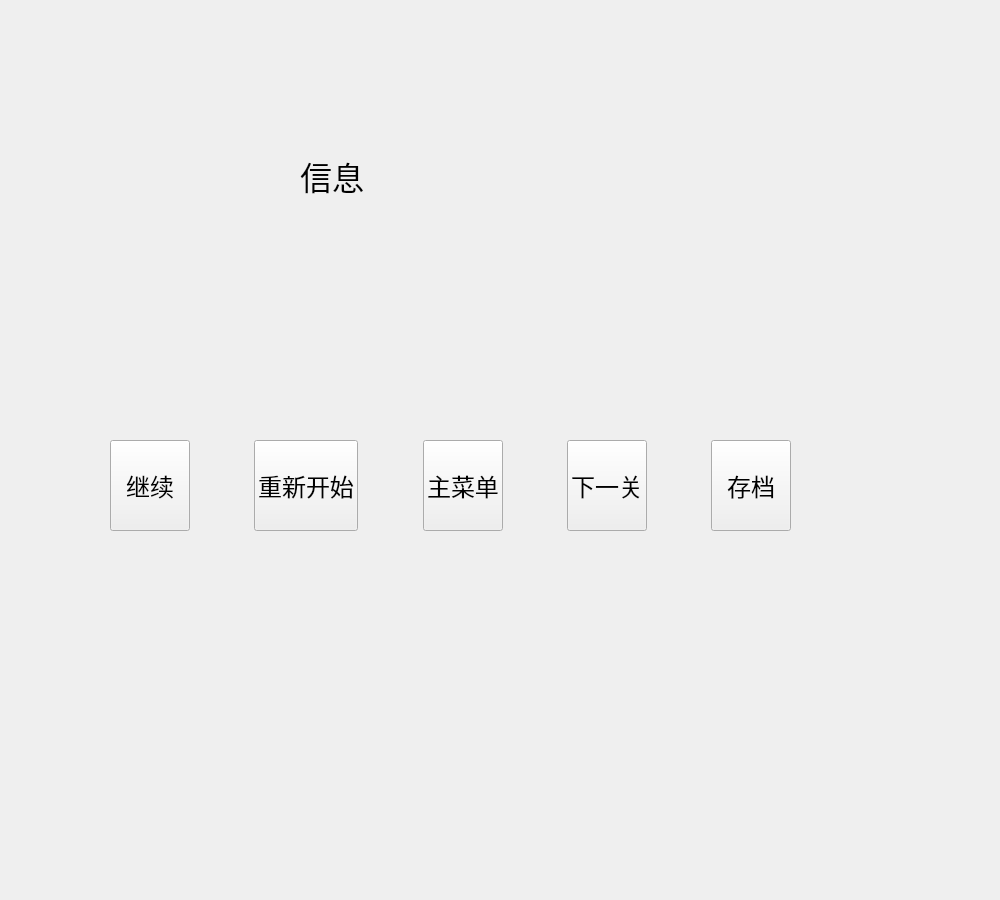
The window that widgets/menupage.ui (creeper12356/QLink-by-creeper) describes before a commit, drawn with Qt 5.
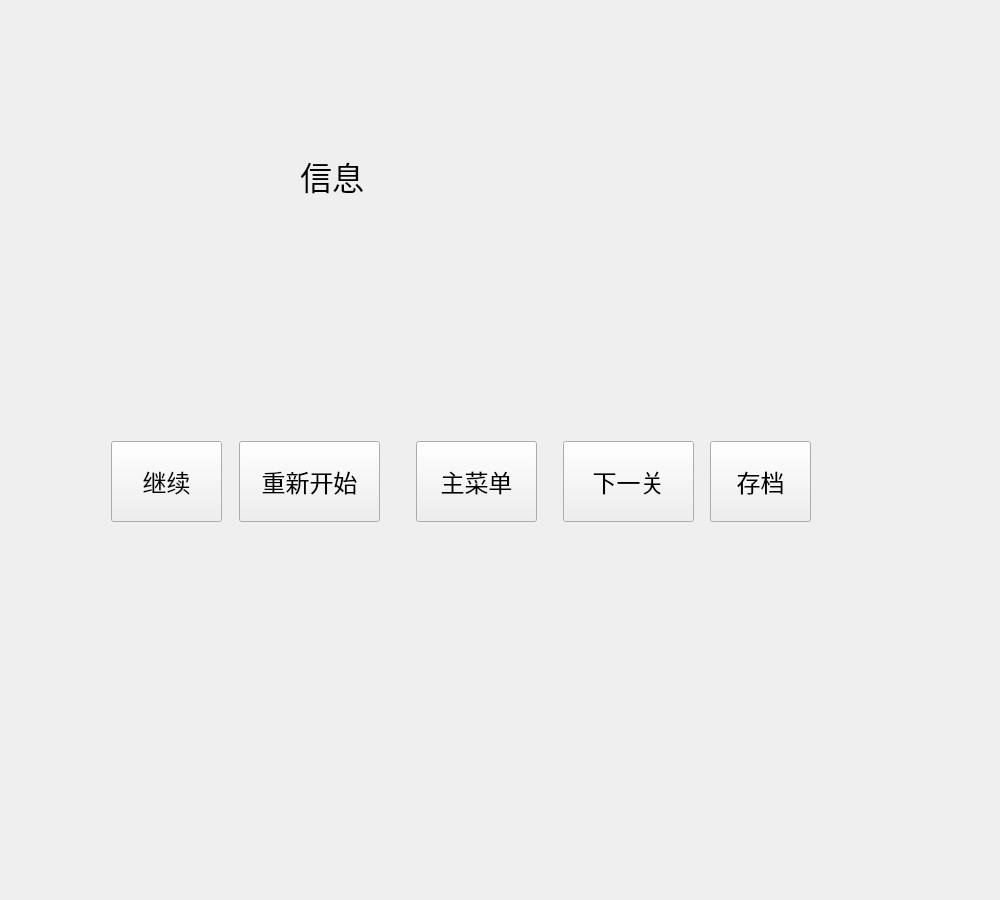
The same window after the commit. Custom widgets are drawn as their Qt base class.

```diff
--- a/widgets/menupage.ui
+++ b/widgets/menupage.ui
@@ -32,30 +32,25 @@
     <string>信息</string>
    </property>
   </widget>
-  <widget class="QWidget" name="horizontalLayoutWidget">
+  <widget class="ScoreBoard" name="winner_board" native="true">
    <property name="geometry">
     <rect>
-     <x>110</x>
-     <y>440</y>
-     <width>681</width>
-     <height>91</height>
+     <x>230</x>
+     <y>300</y>
+     <width>321</width>
+     <height>111</height>
     </rect>
    </property>
-   <layout class="QHBoxLayout" name="horizontalLayout" stretch="0,0,0,0,0,0,0,0,0">
-    <property name="spacing">
-     <number>6</number>
-    </property>
-    <property name="sizeConstraint">
-     <enum>QLayout::SetDefaultConstraint</enum>
-    </property>
-    <property name="leftMargin">
-     <number>0</number>
-    </property>
-    <property name="topMargin">
-     <number>0</number>
-    </property>
-    <item>
-     <widget class="QPushButton" name="continue_button">
+  </widget>
+  <widget class="BetterButton" name="continue_button">
+   <property name="geometry">
+    <rect>
+     <x>111</x>
+     <y>441</y>
+     <width>111</width>
+     <height>81</height>
+    </rect>
+   </property>
       <property name="sizePolicy">
        <sizepolicy hsizetype="Preferred" vsizetype="Preferred">
         <horstretch>0</horstretch>
@@ -72,22 +67,15 @@
        <string>继续</string>
       </property>
      </widget>
-    </item>
-    <item>
-     <spacer name="horizontalSpacer">
-      <property name="orientation">
-       <enum>Qt::Horizontal</enum>
-      </property>
-      <property name="sizeHint" stdset="0">
-       <size>
-        <width>40</width>
-        <height>20</height>
-       </size>
-      </property>
-     </spacer>
-    </item>
-    <item>
-     <widget class="QPushButton" name="replay_button">
+  <widget class="BetterButton" name="replay_button">
+   <property name="geometry">
+    <rect>
+     <x>239</x>
+     <y>441</y>
+     <width>141</width>
+     <height>81</height>
+    </rect>
+   </property>
       <property name="sizePolicy">
        <sizepolicy hsizetype="Fixed" vsizetype="Preferred">
         <horstretch>100</horstretch>
@@ -104,22 +92,15 @@
        <string>重新开始</string>
       </property>
      </widget>
-    </item>
-    <item>
-     <spacer name="horizontalSpacer_2">
-      <property name="orientation">
-       <enum>Qt::Horizontal</enum>
-      </property>
-      <property name="sizeHint" stdset="0">
-       <size>
-        <width>40</width>
-        <height>20</height>
-       </size>
-      </property>
-     </spacer>
-    </item>
-    <item>
-     <widget class="QPushButton" name="home_button">
+  <widget class="BetterButton" name="home_button">
+   <property name="geometry">
+    <rect>
+     <x>416</x>
+     <y>441</y>
+     <width>121</width>
+     <height>81</height>
+    </rect>
+   </property>
       <property name="sizePolicy">
        <sizepolicy hsizetype="Minimum" vsizetype="Preferred">
         <horstretch>0</horstretch>
@@ -136,22 +117,15 @@
        <string>主菜单</string>
       </property>
      </widget>
-    </item>
-    <item>
-     <spacer name="horizontalSpacer_3">
-      <property name="orientation">
-       <enum>Qt::Horizontal</enum>
-      </property>
-      <property name="sizeHint" stdset="0">
-       <size>
-        <width>40</width>
-        <height>20</height>
-       </size>
-      </property>
-     </spacer>
-    </item>
-    <item>
-     <widget class="QPushButton" name="next_button">
+  <widget class="BetterButton" name="next_button">
+   <property name="geometry">
+    <rect>
+     <x>563</x>
+     <y>441</y>
+     <width>131</width>
+     <height>81</height>
+    </rect>
+   </property>
       <property name="sizePolicy">
        <sizepolicy hsizetype="Minimum" vsizetype="Preferred">
         <horstretch>0</horstretch>
@@ -168,22 +142,15 @@
        <string>下一关</string>
       </property>
      </widget>
-    </item>
-    <item>
-     <spacer name="horizontalSpacer_4">
-      <property name="orientation">
-       <enum>Qt::Horizontal</enum>
-      </property>
-      <property name="sizeHint" stdset="0">
-       <size>
-        <width>40</width>
-        <height>20</height>
-       </size>
-      </property>
-     </spacer>
-    </item>
-    <item>
-     <widget class="QPushButton" name="save_button">
+  <widget class="BetterButton" name="save_button">
+   <property name="geometry">
+    <rect>
+     <x>710</x>
+     <y>441</y>
+     <width>101</width>
+     <height>81</height>
+    </rect>
+   </property>
       <property name="sizePolicy">
        <sizepolicy hsizetype="Minimum" vsizetype="Preferred">
         <horstretch>0</horstretch>
@@ -200,21 +167,13 @@
        <string>存档</string>
       </property>
      </widget>
-    </item>
-   </layout>
-  </widget>
-  <widget class="ScoreBoard" name="winner_board" native="true">
-   <property name="geometry">
-    <rect>
-     <x>230</x>
-     <y>300</y>
-     <width>321</width>
-     <height>111</height>
-    </rect>
-   </property>
-  </widget>
  </widget>
  <customwidgets>
+  <customwidget>
+   <class>BetterButton</class>
+   <extends>QPushButton</extends>
+   <header>tools/betterbutton.h</header>
+  </customwidget>
   <customwidget>
    <class>ScoreBoard</class>
    <extends>QWidget</extends>
```
Lines whose indentation alone changed are shown as unchanged.
